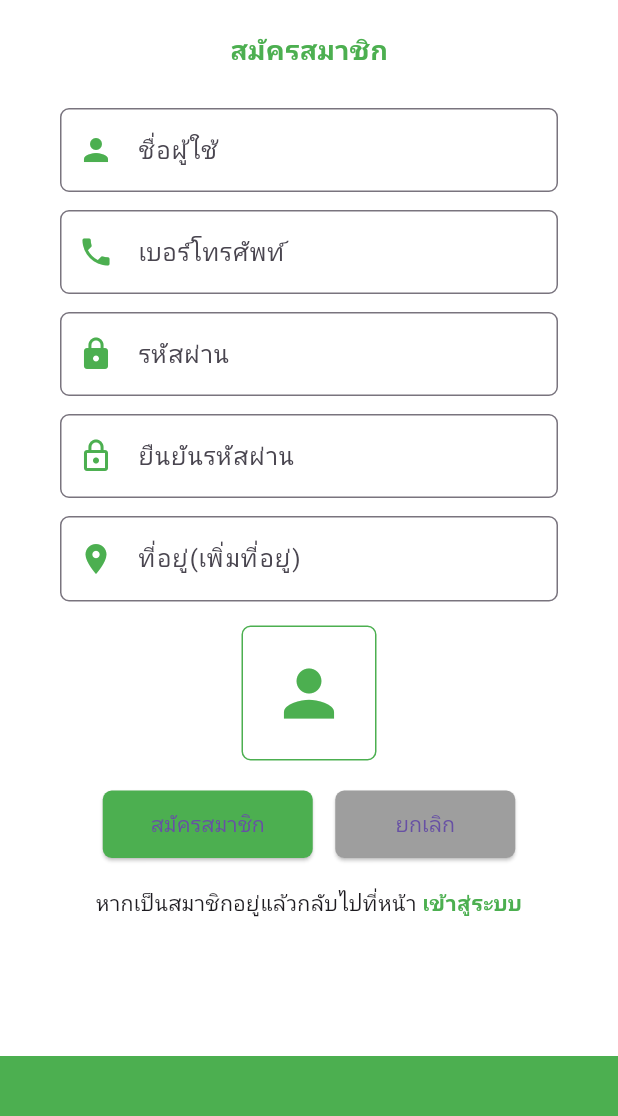
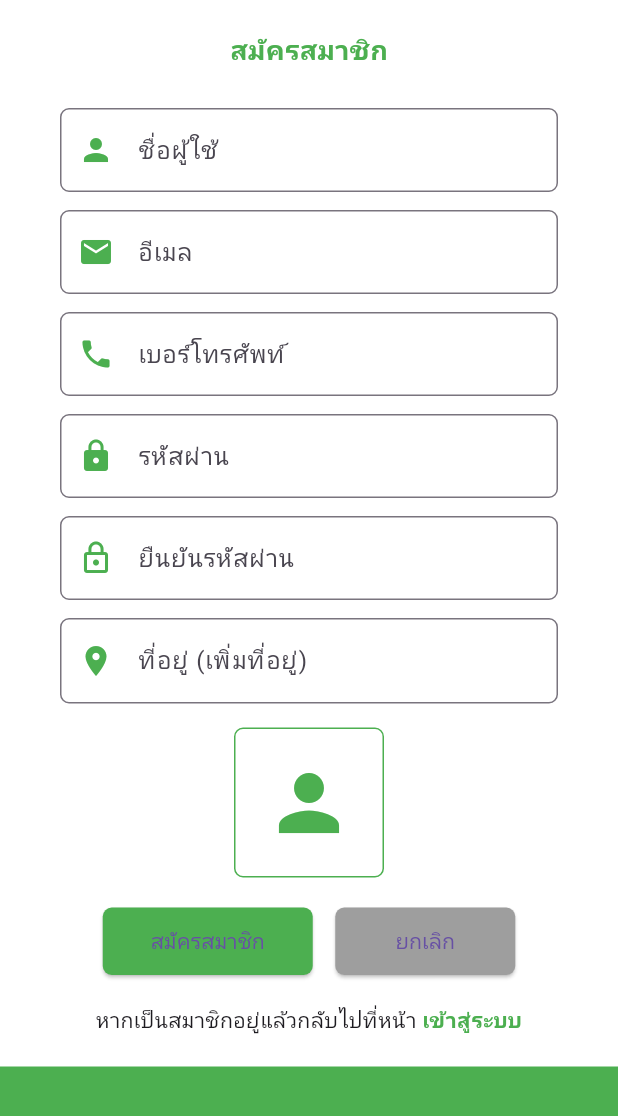
Before and after one commit to Chakhieyw/delivery_frontend, a Flutter app: the RegisterUserPage screen opened directly, after a tap on the "person" icon, on a phone screen of 412 x 824 dp, the part 120-1236 px from its top. Run offline on Flutter 3.47's test engine with Material 3 defaults, Android fonts, the light colour scheme and no system bars; our stand-ins replace cloud_firestore, firebase_auth, firebase_core, firebase_storage, image_picker; accounts and stored records are empty.

Commit message:
New register

```diff
--- a/lib/page/registeruser.dart
+++ b/lib/page/registeruser.dart
@@ -1,9 +1,11 @@
 import 'dart:io';
 import 'package:flutter/material.dart';
+import 'package:flutter/services.dart';
+import 'package:image_picker/image_picker.dart';
 import 'package:firebase_auth/firebase_auth.dart';
 import 'package:cloud_firestore/cloud_firestore.dart';
 import 'package:firebase_storage/firebase_storage.dart';
-import 'package:image_picker/image_picker.dart';
+import 'package:delivery_frontend/page/login_user.dart';
 
 class RegisterUserPage extends StatefulWidget {
   const RegisterUserPage({super.key});
@@ -14,6 +16,7 @@ class RegisterUserPage extends StatefulWidget {
 
 class _RegisterUserPageState extends State<RegisterUserPage> {
   final _nameCtl = TextEditingController();
+  final _emailCtl = TextEditingController();
   final _phoneCtl = TextEditingController();
   final _passwordCtl = TextEditingController();
   final _confirmCtl = TextEditingController();
@@ -22,15 +25,24 @@ class _RegisterUserPageState extends State<RegisterUserPage> {
   File? _imageFile;
   bool _loading = false;
 
+  /// 📌 เลือกรูปจาก Gallery
   Future<void> _pickImage() async {
     final picked = await ImagePicker().pickImage(source: ImageSource.gallery);
     if (picked != null) {
       setState(() {
         _imageFile = File(picked.path);
       });
+      debugPrint("📌 เลือกรูป path = ${picked.path}");
+      debugPrint("📌 exists = ${_imageFile!.existsSync()}");
+      if (_imageFile!.existsSync()) {
+        debugPrint("📌 file size = ${_imageFile!.lengthSync()} bytes");
+      }
+    } else {
+      debugPrint("⚠️ ไม่ได้เลือกรูป");
     }
   }
 
+  /// 📌 สมัครสมาชิก
   Future<void> _register() async {
     if (_passwordCtl.text != _confirmCtl.text) {
       ScaffoldMessenger.of(context).showSnackBar(
@@ -39,37 +51,59 @@ class _RegisterUserPageState extends State<RegisterUserPage> {
       return;
     }
 
+    if (_phoneCtl.text.length != 10) {
+      ScaffoldMessenger.of(context).showSnackBar(
+        const SnackBar(content: Text("❌ กรุณากรอกเบอร์โทรศัพท์ 10 หลัก")),
+      );
+      return;
+    }
+
     setState(() => _loading = true);
 
     try {
-      final email = "${_phoneCtl.text}@delivery.com";
+      final email = _emailCtl.text.trim();
+      final password = _passwordCtl.text.trim();
 
-      // สมัคร Firebase Auth
-      UserCredential user =
-          await FirebaseAuth.instance.createUserWithEmailAndPassword(
-        email: email,
-        password: _passwordCtl.text,
-      );
+      // ✅ สมัคร Firebase Auth
+      UserCredential user = await FirebaseAuth.instance
+          .createUserWithEmailAndPassword(email: email, password: password);
 
-      // อัปโหลดรูปไป Storage
+      debugPrint("📌 สมัครสำเร็จ uid=${user.user!.uid}");
+
+      // ✅ อัปโหลดรูปไป Firebase Storage
       String? imageUrl;
       if (_imageFile != null) {
+        try {
           final ref = FirebaseStorage.instance
               .ref()
               .child("user_images")
               .child("${user.user!.uid}.jpg");
-        await ref.putFile(_imageFile!);
+
+          debugPrint("📌 เริ่มอัปโหลดไฟล์: ${_imageFile!.path}");
+          final bytes = await _imageFile!.readAsBytes();
+          debugPrint("📌 bytes length = ${bytes.length}");
+
+          final uploadTask = await ref.putData(bytes);
+          debugPrint("📌 Upload สำเร็จ: ${uploadTask.metadata?.fullPath}");
+
           imageUrl = await ref.getDownloadURL();
+          debugPrint("📌 imageUrl: $imageUrl");
+        } catch (e) {
+          debugPrint("🔥 Upload Error: $e");
+        }
+      } else {
+        debugPrint("⚠️ ไม่มีการเลือกรูป");
       }
 
-      // เก็บข้อมูลลง Firestore
+      // ✅ บันทึกข้อมูลลง Firestore
       await FirebaseFirestore.instance
           .collection("users")
           .doc(user.user!.uid)
           .set({
-        "name": _nameCtl.text,
-        "phone": _phoneCtl.text,
-        "address": _addressCtl.text,
+        "name": _nameCtl.text.trim(),
+        "email": email,
+        "phone": _phoneCtl.text.trim(),
+        "address": _addressCtl.text.trim(),
         "role": "user",
         "imageUrl": imageUrl ?? "",
         "createdAt": FieldValue.serverTimestamp(),
@@ -79,8 +113,21 @@ class _RegisterUserPageState extends State<RegisterUserPage> {
         const SnackBar(content: Text("✅ สมัครสมาชิกสำเร็จ")),
       );
 
-      Navigator.pop(context);
+      Navigator.pushReplacement(
+        context,
+        MaterialPageRoute(builder: (_) => const LoginUserPage()),
+      );
+    } on FirebaseAuthException catch (e) {
+      String msg = "เกิดข้อผิดพลาด";
+      if (e.code == 'email-already-in-use') {
+        msg = "❌ อีเมลนี้ถูกใช้แล้ว";
+      } else if (e.code == 'weak-password') {
+        msg = "❌ รหัสผ่านต้องมีอย่างน้อย 6 ตัวอักษร";
+      }
+      debugPrint("🔥 FirebaseAuth Error: ${e.code}");
+      ScaffoldMessenger.of(context).showSnackBar(SnackBar(content: Text(msg)));
     } catch (e) {
+      debugPrint("🔥 Error ตอนสมัคร: $e");
       ScaffoldMessenger.of(context).showSnackBar(
         SnackBar(content: Text("Error: $e")),
       );
@@ -93,7 +140,9 @@ class _RegisterUserPageState extends State<RegisterUserPage> {
   Widget build(BuildContext context) {
     return Scaffold(
       backgroundColor: Colors.white,
-      body: Column(
+      body: SafeArea(
+        child: SingleChildScrollView(
+          child: Column(
             children: [
               // Header
               Container(
@@ -124,23 +173,23 @@ class _RegisterUserPageState extends State<RegisterUserPage> {
 
               const SizedBox(height: 20),
 
-          // ช่องกรอกข้อมูล
               _buildTextField(_nameCtl, Icons.person, "ชื่อผู้ใช้", false),
-          _buildTextField(_phoneCtl, Icons.phone, "เบอร์โทรศัพท์", false),
+              _buildTextField(_emailCtl, Icons.email, "อีเมล", false),
+              _buildPhoneField(),
               _buildTextField(_passwordCtl, Icons.lock, "รหัสผ่าน", true),
               _buildTextField(
                   _confirmCtl, Icons.lock_outline, "ยืนยันรหัสผ่าน", true),
-          _buildTextField(
-              _addressCtl, Icons.location_on, "ที่อยู่(เพิ่มที่อยู่)", false),
+              _buildTextField(_addressCtl, Icons.location_on,
+                  "ที่อยู่ (เพิ่มที่อยู่)", false),
 
               const SizedBox(height: 10),
 
-          // รูปโปรไฟล์ (กดเพื่อเลือก)
+              // รูปโปรไฟล์
               GestureDetector(
                 onTap: _pickImage,
                 child: Container(
-              width: 90,
-              height: 90,
+                  width: 100,
+                  height: 100,
                   decoration: BoxDecoration(
                     border: Border.all(color: Colors.green),
                     borderRadius: BorderRadius.circular(6),
@@ -150,7 +199,7 @@ class _RegisterUserPageState extends State<RegisterUserPage> {
                           borderRadius: BorderRadius.circular(6),
                           child: Image.file(_imageFile!, fit: BoxFit.cover),
                         )
-                  : const Icon(Icons.person, size: 50, color: Colors.green),
+                      : const Icon(Icons.person, size: 60, color: Colors.green),
                 ),
               ),
 
@@ -214,7 +263,7 @@ class _RegisterUserPageState extends State<RegisterUserPage> {
                 ],
               ),
 
-          const Spacer(),
+              const SizedBox(height: 20),
 
               // Footer
               Container(
@@ -223,6 +272,8 @@ class _RegisterUserPageState extends State<RegisterUserPage> {
                 color: Colors.green,
               ),
             ],
+          ),
+        ),
       ),
     );
   }
@@ -249,4 +300,30 @@ class _RegisterUserPageState extends State<RegisterUserPage> {
       ),
     );
   }
+
+  Widget _buildPhoneField() {
+    return Padding(
+      padding: const EdgeInsets.symmetric(horizontal: 40, vertical: 6),
+      child: TextField(
+        controller: _phoneCtl,
+        keyboardType: TextInputType.phone,
+        inputFormatters: [
+          FilteringTextInputFormatter.digitsOnly,
+          LengthLimitingTextInputFormatter(10),
+        ],
+        decoration: InputDecoration(
+          prefixIcon: const Icon(Icons.phone, color: Colors.green),
+          hintText: "เบอร์โทรศัพท์",
+          border: OutlineInputBorder(
+            borderRadius: BorderRadius.circular(6),
+            borderSide: const BorderSide(color: Colors.green),
+          ),
+          focusedBorder: OutlineInputBorder(
+            borderRadius: BorderRadius.circular(6),
+            borderSide: const BorderSide(color: Colors.green, width: 2),
+          ),
+        ),
+      ),
+    );
   }
+}
```
Also changed, not shown: lib/main.dart (+6 -2 lines). Lines whose indentation alone changed are shown as unchanged.
